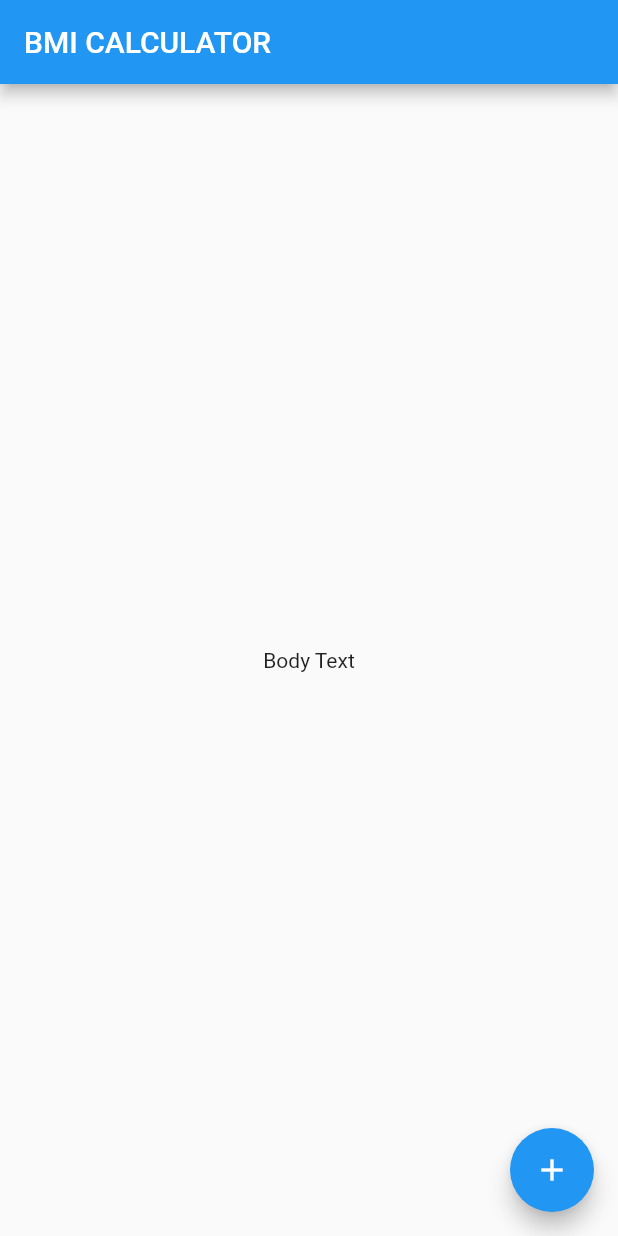
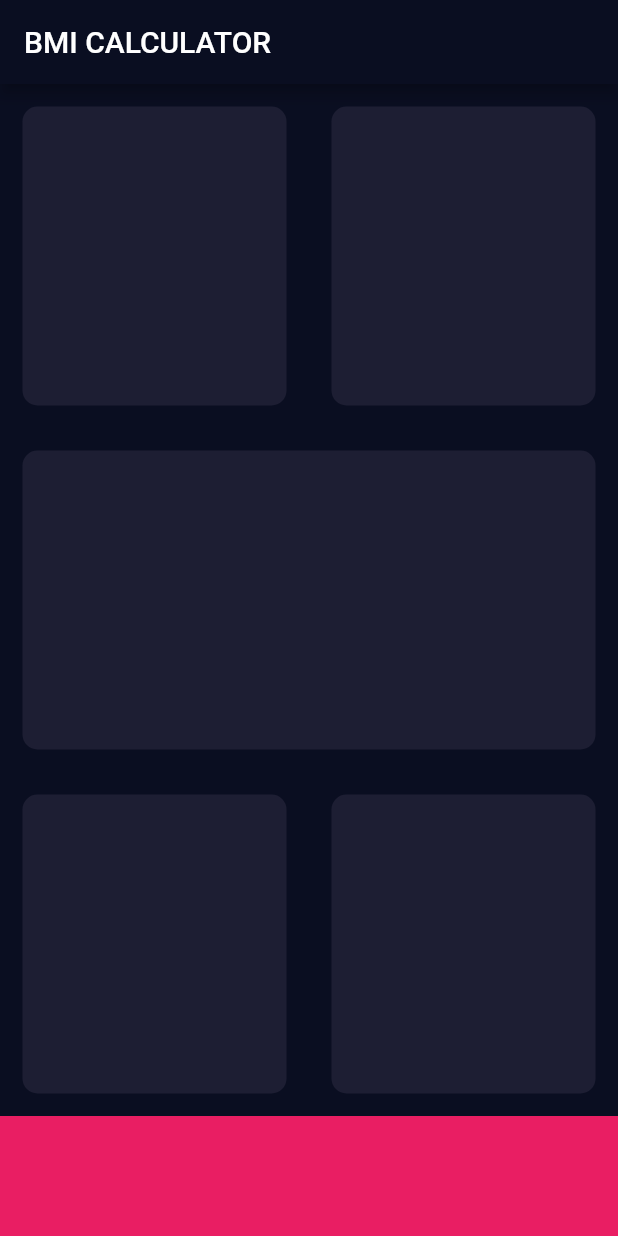
Before and after one commit to gavindang2911/Flutter, a Flutter app: the screen it shows after launch, on a phone screen of 412 x 824 dp. Run offline on Flutter 3.47's test engine with Material 2 defaults, Android fonts, the phone set to English and light mode, and no system bars; our stand-ins replace audioplayers.

Commit message:
Adding BMI

```diff
--- /dev/null
+++ b/bmi-calculator-flutter/lib/input_page.dart
@@ -0,0 +1,82 @@
+import 'package:flutter/material.dart';
+
+const Color color = Color(0xFF1D1E33);
+const Color colorBottom = Colors.pink;
+
+class InputPage extends StatefulWidget {
+  @override
+  _InputPageState createState() => _InputPageState();
+}
+
+class _InputPageState extends State<InputPage> {
+  @override
+  Widget build(BuildContext context) {
+    return Scaffold(
+      appBar: AppBar(
+        title: Text('BMI CALCULATOR'),
+      ),
+      body: Column(
+        children: <Widget>[
+          Expanded(
+            child: Row(
+              children: <Widget>[
+                Expanded(
+                  child: ReusableCard(
+                    colour: color,
+                  ),
+                ),
+                Expanded(
+                  child: ReusableCard(
+                    colour: color,
+                  ),
+                ),
+              ],
+            ),
+          ),
+          Expanded(
+            child: ReusableCard(
+              colour: color,
+            ),
+          ),
+          Expanded(
+            child: Row(
+              children: <Widget>[
+                Expanded(
+                  child: ReusableCard(
+                    colour: color,
+                  ),
+                ),
+                Expanded(
+                  child: ReusableCard(
+                    colour: color,
+                  ),
+                ),
+              ],
+            ),
+          ),
+          Container(
+            color: colorBottom,
+            height: 80.0,
+            width: double.infinity,
+          )
+        ],
+      ),
+    );
+  }
+}
+
+class ReusableCard extends StatelessWidget {
+  ReusableCard({@required this.colour});
+  final Color colour;
+
+  @override
+  Widget build(BuildContext context) {
+    return Container(
+      decoration: BoxDecoration(
+        color: this.colour,
+        borderRadius: BorderRadius.circular(10.0),
+      ),
+      margin: EdgeInsets.all(15.0),
+    );
+  }
+}
--- a/bmi-calculator-flutter/lib/main.dart
+++ b/bmi-calculator-flutter/lib/main.dart
@@ -1,4 +1,5 @@
 import 'package:flutter/material.dart';
+import 'input_page.dart';
 
 void main() => runApp(BMICalculator());
 
@@ -6,29 +7,12 @@ class BMICalculator extends StatelessWidget {
   @override
   Widget build(BuildContext context) {
     return MaterialApp(
+      theme: ThemeData(
+        primaryColor: Color(0xFF0A0E21),
+        scaffoldBackgroundColor: Color(0xFF0A0E21),
+        accentColor: Colors.purple,
+      ),
       home: InputPage(),
     );
   }
 }
-
-class InputPage extends StatefulWidget {
-  @override
-  _InputPageState createState() => _InputPageState();
-}
-
-class _InputPageState extends State<InputPage> {
-  @override
-  Widget build(BuildContext context) {
-    return Scaffold(
-      appBar: AppBar(
-        title: Text('BMI CALCULATOR'),
-      ),
-      body: Center(
-        child: Text('Body Text'),
-      ),
-      floatingActionButton: FloatingActionButton(
-        child: Icon(Icons.add),
-      ),
-    );
-  }
-}
```
Also changed, not shown: 1 other file.
